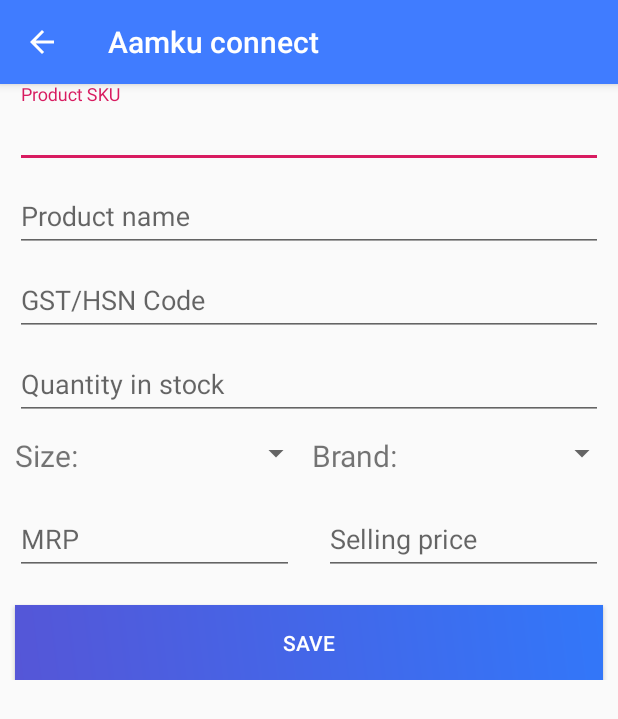
After one commit to aamku/Aamku_connect, an Android app: the AddItemsMaster screen opened directly, with no data from a screen before it, on a phone screen of 412 x 824 dp. The commit adds this screen. Shown: the top 719 px of the screen. Run offline under Robolectric (Android 15) with nearby library versions, the phone set to English and light mode, and no system bars.

Commit message:
Add item master file added

```diff
--- a/app/src/main/AndroidManifest.xml
+++ b/app/src/main/AndroidManifest.xml
@@ -9,7 +9,8 @@
         android:roundIcon="@mipmap/ic_launcher_round"
         android:supportsRtl="true"
         android:theme="@style/AppTheme">
-        <activity android:name=".Salesperson.AllRetailers"></activity>
+        <activity android:name=".AddItemsMaster"></activity>
+        <activity android:name=".Salesperson.AllRetailers" />
         <activity android:name=".PendingRetailers" />
         <activity android:name=".Salesperson.AddRetailer" />
         <activity android:name=".CheckOtp" />
@@ -37,7 +38,6 @@
                 <action android:name="com.google.firebase.MESSAGING_EVENT" />
             </intent-filter>
         </service>
-
     </application>
 
 </manifest>
--- /dev/null
+++ b/app/src/main/java/com/example/aamkuconnect/AddItemsMaster.java
@@ -0,0 +1,38 @@
+package com.example.aamkuconnect;
+
+import androidx.annotation.NonNull;
+import androidx.appcompat.app.ActionBar;
+import androidx.appcompat.app.AppCompatActivity;
+
+import android.content.Intent;
+import android.os.Bundle;
+import android.view.MenuItem;
+
+public class AddItemsMaster extends AppCompatActivity {
+
+    @Override
+    protected void onCreate(Bundle savedInstanceState) {
+        super.onCreate(savedInstanceState);
+        setContentView(R.layout.activity_add_items_master);
+
+        ActionBar ab = getSupportActionBar();
+        assert ab!= null;
+        ab.setDisplayHomeAsUpEnabled(true);
+    }
+
+    @Override
+    public boolean onOptionsItemSelected(@NonNull MenuItem item) {
+
+        switch(item.getItemId()){
+
+            case android.R.id.home:
+
+                Intent i = new Intent(AddItemsMaster.this,Dashboard.class);
+                startActivity(i);
+                finish();
+                break;
+        }
+
+        return super.onOptionsItemSelected(item);
+    }
+}
--- a/app/src/main/java/com/example/aamkuconnect/Dashboard.java
+++ b/app/src/main/java/com/example/aamkuconnect/Dashboard.java
@@ -116,6 +116,7 @@
             menu.findItem(R.id.nav_pending_requests).setVisible(false);
             menu.findItem(R.id.nav_add_retailer).setVisible(true);
             menu.findItem(R.id.nav_all_retailers).setVisible(true);
+            menu.findItem(R.id.nav_add_item_master).setVisible(false);
 
         }else if(s.equals("Retailer")){
 
@@ -125,6 +126,7 @@
             menu.findItem(R.id.nav_pending_requests).setVisible(false);
             menu.findItem(R.id.nav_add_retailer).setVisible(false);
             menu.findItem(R.id.nav_all_retailers).setVisible(false);
+            menu.findItem(R.id.nav_add_item_master).setVisible(false);
         }
         else{
 
@@ -134,6 +136,7 @@
             menu.findItem(R.id.nav_pending_requests).setVisible(true);
             menu.findItem(R.id.nav_add_retailer).setVisible(false);
             menu.findItem(R.id.nav_all_retailers).setVisible(false);
+            menu.findItem(R.id.nav_add_item_master).setVisible(true);
         }
 
         navigationView.setNavigationItemSelectedListener(new NavigationView.OnNavigationItemSelectedListener() {
@@ -163,6 +166,14 @@
 
                         Intent go = new Intent(Dashboard.this,PendingRetailers.class);
                         startActivity(go);
+                        finish();
+                        drawer.closeDrawers();
+                        break;
+
+                    case R.id.nav_add_item_master:
+
+                        Intent goo = new Intent(Dashboard.this,AddItemsMaster.class);
+                        startActivity(goo);
                         finish();
                         drawer.closeDrawers();
                         break;
--- a/app/src/main/java/com/example/aamkuconnect/Salesperson/AllRetailers.java
+++ b/app/src/main/java/com/example/aamkuconnect/Salesperson/AllRetailers.java
@@ -62,6 +62,7 @@
         ActionBar ab = getSupportActionBar();
         assert ab!= null;
         ab.setDisplayHomeAsUpEnabled(true);
+        ab.setTitle("All retailers");
 
         myProg = findViewById(R.id.myProg);
         retailerRecycler = findViewById(R.id.retailerRecycler);
--- /dev/null
+++ b/app/src/main/res/layout/activity_add_items_master.xml
@@ -0,0 +1,203 @@
+<?xml version="1.0" encoding="utf-8"?>
+<ScrollView xmlns:android="http://schemas.android.com/apk/res/android"
+    xmlns:app="http://schemas.android.com/apk/res-auto"
+    xmlns:tools="http://schemas.android.com/tools"
+    android:layout_width="match_parent"
+    android:layout_height="match_parent"
+    tools:context=".AddItemsMaster">
+
+
+<RelativeLayout
+    xmlns:android="http://schemas.android.com/apk/res/android"
+    xmlns:app="http://schemas.android.com/apk/res-auto"
+    xmlns:tools="http://schemas.android.com/tools"
+    android:layout_width="match_parent"
+    android:layout_height="match_parent"
+    tools:context=".AddItemsMaster">
+
+    <com.google.android.material.textfield.TextInputLayout
+        android:layout_width="match_parent"
+        android:layout_height="wrap_content"
+        android:id="@+id/productSkuWrapper">
+
+        <com.google.android.material.textfield.TextInputEditText
+            android:layout_width="match_parent"
+            android:layout_height="45dp"
+            android:hint="Product SKU"
+            android:id="@+id/product_sku"
+            android:layout_marginTop="10dp"
+            android:layout_marginLeft="10dp"
+            android:layout_marginRight="10dp">
+
+        </com.google.android.material.textfield.TextInputEditText>
+
+    </com.google.android.material.textfield.TextInputLayout>
+
+    <com.google.android.material.textfield.TextInputLayout
+        android:layout_width="match_parent"
+        android:layout_height="wrap_content"
+        android:id="@id/productNameWrapper"
+        android:layout_below="@+id/productSkuWrapper">
+
+        <com.google.android.material.textfield.TextInputEditText
+            android:layout_width="match_parent"
+            android:layout_height="45dp"
+            android:hint="Product name"
+            android:id="@+id/product_name"
+            android:layout_marginTop="10dp"
+            android:layout_marginLeft="10dp"
+            android:layout_marginRight="10dp">
+
+        </com.google.android.material.textfield.TextInputEditText>
+
+    </com.google.android.material.textfield.TextInputLayout>
+
+    <com.google.android.material.textfield.TextInputLayout
+        android:layout_width="match_parent"
+        android:layout_height="wrap_content"
+        android:id="@+id/gstHsnWrapper"
+        android:layout_below="@+id/productNameWrapper">
+
+        <com.google.android.material.textfield.TextInputEditText
+            android:layout_width="match_parent"
+            android:layout_height="45dp"
+            android:hint="GST/HSN Code"
+            android:id="@+id/product_hsn_gst"
+            android:layout_marginTop="10dp"
+            android:layout_marginLeft="10dp"
+            android:layout_marginRight="10dp">
+
+        </com.google.android.material.textfield.TextInputEditText>
+
+    </com.google.android.material.textfield.TextInputLayout>
+
+    <com.google.android.material.textfield.TextInputLayout
+        android:layout_width="match_parent"
+        android:layout_height="wrap_content"
+        android:id="@+id/qtyWrapper"
+        android:layout_below="@+id/gstHsnWrapper">
+
+        <com.google.android.material.textfield.TextInputEditText
+            android:layout_width="match_parent"
+            android:layout_height="45dp"
+            android:hint="Quantity in stock"
+            android:id="@+id/product_qty"
+            android:layout_marginTop="10dp"
+            android:layout_marginLeft="10dp"
+            android:layout_marginRight="10dp">
+
+        </com.google.android.material.textfield.TextInputEditText>
+
+    </com.google.android.material.textfield.TextInputLayout>
+
+    <LinearLayout
+        android:layout_width="match_parent"
+        android:layout_height="wrap_content"
+        android:orientation="horizontal"
+        android:id="@+id/sizeBrandLayout"
+        android:layout_below="@+id/qtyWrapper">
+
+    <TextView
+        android:layout_width="wrap_content"
+        android:layout_height="wrap_content"
+        android:id="@+id/spinner_size"
+        android:layout_marginTop="10dp"
+        android:layout_marginLeft="10dp"
+        android:layout_marginRight="10dp"
+        android:text="Size:"
+        android:textSize="20sp"
+        android:layout_below="@+id/qtyWrapper"
+        android:layout_weight="1"/>
+
+    <Spinner
+        android:layout_width="100dp"
+        android:layout_height="wrap_content"
+        android:layout_below="@+id/qtyWrapper"
+        android:layout_toRightOf="@+id/spinner_size"
+        android:layout_marginTop="10dp"
+        android:id="@+id/sizeSpinner"
+        android:layout_weight="1"/>
+
+    <TextView
+        android:layout_width="wrap_content"
+        android:layout_height="wrap_content"
+        android:layout_marginTop="10dp"
+        android:textSize="20sp"
+        android:text="Brand:"
+        android:id="@+id/brandWrapper"
+        android:layout_below="@+id/qtyWrapper"
+        android:layout_toRightOf="@+id/sizeSpinner"
+        android:layout_weight="1"/>
+
+    <Spinner
+        android:layout_width="100dp"
+        android:layout_height="wrap_content"
+        android:layout_below="@+id/qtyWrapper"
+        android:layout_toRightOf="@+id/brandWrapper"
+        android:layout_marginTop="10dp"
+        android:id="@+id/brandSpinner"
+        android:layout_weight="1"/>
+
+    </LinearLayout>
+
+    <LinearLayout
+        android:layout_width="match_parent"
+        android:layout_height="wrap_content"
+        android:layout_below="@+id/sizeBrandLayout"
+        android:orientation="horizontal"
+        android:layout_marginTop="10dp"
+        android:id="@+id/costLayout">
+
+        <com.google.android.material.textfield.TextInputLayout
+            android:layout_width="wrap_content"
+            android:layout_height="wrap_content"
+            android:layout_below="@+id/gstHsnWrapper"
+            android:layout_weight="1">
+
+            <com.google.android.material.textfield.TextInputEditText
+                android:layout_width="match_parent"
+                android:layout_height="45dp"
+                android:hint="MRP"
+                android:id="@+id/product_mrp"
+                android:layout_marginTop="10dp"
+                android:layout_marginLeft="10dp"
+                android:layout_marginRight="10dp">
+
+            </com.google.android.material.textfield.TextInputEditText>
+
+        </com.google.android.material.textfield.TextInputLayout>
+
+        <com.google.android.material.textfield.TextInputLayout
+            android:layout_width="wrap_content"
+            android:layout_height="wrap_content"
+            android:layout_weight="1">
+
+            <com.google.android.material.textfield.TextInputEditText
+                android:layout_width="match_parent"
+                android:layout_height="45dp"
+                android:hint="Selling price"
+                android:id="@+id/product_sp"
+                android:layout_marginTop="10dp"
+                android:layout_marginLeft="10dp"
+                android:layout_marginRight="10dp">
+
+            </com.google.android.material.textfield.TextInputEditText>
+
+        </com.google.android.material.textfield.TextInputLayout>
+
+    </LinearLayout>
+
+    <Button
+        android:layout_width="match_parent"
+        android:layout_height="50dp"
+        android:layout_marginLeft="10dp"
+        android:layout_marginRight="10dp"
+        android:layout_below="@+id/costLayout"
+        android:layout_marginTop="20dp"
+        android:text="SAVE"
+        android:background="@drawable/main_gradient"
+        android:textColor="#fff"/>
+
+</RelativeLayout>
+
+</ScrollView>
--- a/app/src/main/res/menu/activity_dashboard_drawer.xml
+++ b/app/src/main/res/menu/activity_dashboard_drawer.xml
@@ -20,6 +20,11 @@
             android:title="@string/menu_pending" />
 
         <item
+            android:id="@+id/nav_add_item_master"
+            android:icon="@drawable/ic_add_blue_grey_500_24dp"
+            android:title="Add Items" />
+
+        <item
             android:id="@+id/nav_add_retailer"
             android:icon="@drawable/ic_group_add_blue_grey_500_24dp"
             android:title="@string/menu_add_retailers" />
--- a/app/src/main/res/values/strings.xml
+++ b/app/src/main/res/values/strings.xml
@@ -10,9 +10,9 @@
 
 
     //Admin
-    <string name="menu_home">Add users</string>
-    <string name="menu_all">All users</string>
-    <string name="menu_pending">Retailers requests</string>
+    <string name="menu_home">Add Users</string>
+    <string name="menu_all">All Users</string>
+    <string name="menu_pending">Retailers Requests</string>
 
     //Retailers string
     <string name="menu_all_retailers">All Retailers</string>
```
Also changed, not shown: app/src/main/res/drawable-hdpi/ic_add_blue_grey_500_24dp.png (added), app/src/main/res/drawable-mdpi/ic_add_blue_grey_500_24dp.png (added), app/src/main/res/drawable-xhdpi/ic_add_blue_grey_500_24dp.png (added), app/src/main/res/drawable-xxhdpi/ic_add_blue_grey_500_24dp.png (added), app/src/main/res/drawable-xxxhdpi/ic_add_blue_grey_500_24dp.png (added).
